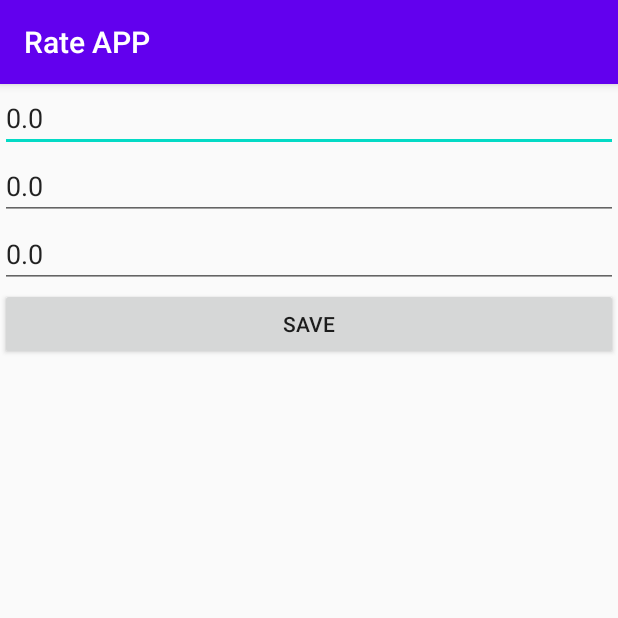
After one commit to Lsx19981202/RateAPP, an Android app: the ConfigActivity screen opened directly, with no data from a screen before it, on a phone screen of 412 x 824 dp, the top half of it. The commit adds this screen. Run offline under Robolectric (Android 15) with nearby library versions, the phone set to English and light mode, and no system bars.

Commit message:
完善汇率

```diff
--- a/app/src/main/AndroidManifest.xml
+++ b/app/src/main/AndroidManifest.xml
@@ -9,6 +9,7 @@
         android:roundIcon="@mipmap/ic_launcher_round"
         android:supportsRtl="true"
         android:theme="@style/AppTheme">
+        <activity android:name=".ConfigActivity"></activity>
         <activity android:name=".MainActivity">
             <intent-filter>
                 <action android:name="android.intent.action.MAIN" />
--- /dev/null
+++ b/app/src/main/java/com/swufe/rateapp/ConfigActivity.java
@@ -0,0 +1,62 @@
+package com.swufe.rateapp;
+
+import androidx.appcompat.app.AppCompatActivity;
+
+import android.content.Intent;
+import android.os.Bundle;
+import android.util.Log;
+import android.view.View;
+import android.widget.EditText;
+
+public class ConfigActivity extends AppCompatActivity {
+    private final String TAG = "ConfigActivity";
+
+    EditText dollarText;
+    EditText euroText;
+    EditText wonText;
+    @Override
+    protected void onCreate(Bundle savedInstanceState) {
+        super.onCreate(savedInstanceState);
+        setContentView(R.layout.activity_config);
+        setContentView(R.layout.activity_config);
+        Intent intent = getIntent();
+        float dollar2 = intent.getFloatExtra("dollar_rate_key",0.0f);
+        float euro2 = intent.getFloatExtra("euro_rate_key",0.0f);
+        float won2 = intent.getFloatExtra("won_rate_key",0.0f);
+
+        Log.i(TAG, "onCreate: dollar2=" + dollar2);
+        Log.i(TAG, "onCreate: euro2=" + euro2);
+        Log.i(TAG, "onCreate: won2=" + won2);
+        dollarText = (EditText)findViewById(R.id.dollar_rate);
+        euroText = (EditText)findViewById(R.id.euro_rate);
+        wonText = (EditText)findViewById(R.id.won_rate);
+
+//显示数据到控件
+        dollarText.setText(String.valueOf(dollar2));
+        euroText.setText(String.valueOf(euro2));
+        wonText.setText(String.valueOf(won2));
+    }
+    public void save(View btn){
+        Log.i(TAG, "save: ");
+//获取新的值
+        float newDollar = Float.parseFloat(dollarText.getText().toString());
+        float newEuroi = Float.parseFloat(euroText.getText().toString());
+        float newWon = Float.parseFloat(wonText.getText().toString());
+
+        Log.i(TAG, "save: 获取到新的值");
+        Log.i(TAG, "save: newDollar=" + newDollar);
+        Log.i(TAG, "save: newEuroi=" + newEuroi);
+        Log.i(TAG, "save: newWon=" + newWon);
+        //保存到Bundle或放入到Extra
+        Intent intent = getIntent();
+        Bundle bdl = new Bundle();
+        bdl.putFloat("key_dollar",newDollar);
+        bdl.putFloat("key_euro",newEuroi);
+        bdl.putFloat("key_won",newWon);
+        intent.putExtras(bdl);
+        setResult(2,intent);
+
+//返回到调用页面
+        finish();
+    }
+}
--- /dev/null
+++ b/app/src/main/res/layout/activity_config.xml
@@ -0,0 +1,38 @@
+<?xml version="1.0" encoding="utf-8"?>
+<LinearLayout xmlns:android="http://schemas.android.com/apk/res/android"
+    xmlns:tools="http://schemas.android.com/tools"
+    android:id="@+id/activity_config"
+    android:layout_width="match_parent"
+    android:layout_height="match_parent"
+    android:orientation="vertical"
+    tools:context="com.swufe.rateapp.ConfigActivity">
+
+
+    <EditText
+        android:layout_width="match_parent"
+        android:layout_height="wrap_content"
+        android:ems="10"
+        android:id="@+id/dollar_rate"
+        android:inputType="numberDecimal" />
+
+    <EditText
+        android:layout_width="match_parent"
+        android:layout_height="wrap_content"
+        android:inputType="numberDecimal"
+        android:ems="10"
+        android:id="@+id/euro_rate" />
+
+    <EditText
+        android:layout_width="match_parent"
+        android:layout_height="wrap_content"
+        android:inputType="numberDecimal"
+        android:ems="10"
+        android:id="@+id/won_rate" />
+
+    <Button
+        android:text="@string/btn_save_label"
+        android:layout_width="match_parent"
+        android:layout_height="wrap_content"
+        android:onClick="save"
+        android:id="@+id/btn_save" />
+</LinearLayout>
--- a/app/src/main/res/values/strings.xml
+++ b/app/src/main/res/values/strings.xml
@@ -5,4 +5,6 @@
     <string name="btn_euro_label">Euro</string>
     <string name="btn_won_label">Won</string>
     <string name="rmb_hint_label">Input RMB</string>
+    <string name="btn_save_label">SAVE</string>
+    <string name="btn_opencfg_label">CONFIG</string>
 </resources>
```
Also changed, not shown: app/src/main/java/com/swufe/rateapp/MainActivity.java (+29 -0 lines), app/src/main/res/layout/activity_main.xml (+7 -0 lines).
